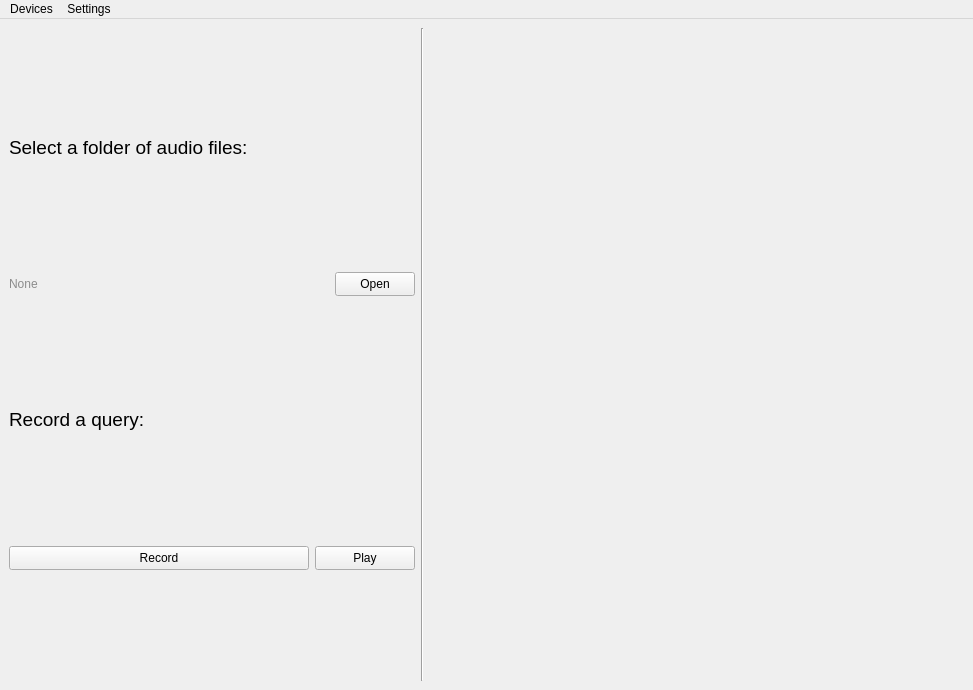
Qt form AudioSearchQT/audiorecorder.ui (interactiveaudiolab/SoundSeek) before a commit.
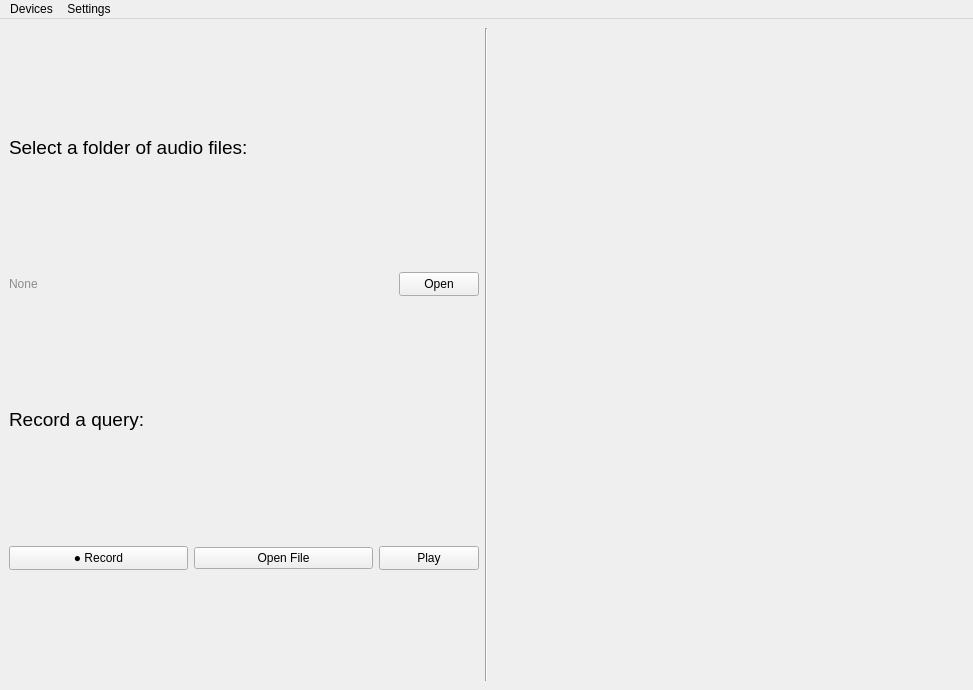
The same form after that commit. Custom widgets are drawn as their Qt base class.

Commit message: Add option to use existing file as query

Patch:
```diff
--- a/AudioSearchQT/audiorecorder.ui
+++ b/AudioSearchQT/audiorecorder.ui
@@ -131,25 +131,6 @@
             <property name="topMargin">
              <number>0</number>
             </property>
-            <item row="0" column="2">
-             <widget class="QPushButton" name="playQueryButton">
-              <property name="minimumSize">
-               <size>
-                <width>0</width>
-                <height>24</height>
-               </size>
-              </property>
-              <property name="maximumSize">
-               <size>
-                <width>100</width>
-                <height>16777215</height>
-               </size>
-              </property>
-              <property name="text">
-               <string>Play</string>
-              </property>
-             </widget>
-            </item>
             <item row="0" column="1">
              <widget class="QPushButton" name="recordButton">
               <property name="minimumSize">
@@ -168,7 +149,33 @@
                <bool>false</bool>
               </property>
               <property name="text">
-               <string>Record</string>
+               <string>● Record</string>
+              </property>
+             </widget>
+            </item>
+            <item row="0" column="3">
+             <widget class="QPushButton" name="playQueryButton">
+              <property name="minimumSize">
+               <size>
+                <width>0</width>
+                <height>24</height>
+               </size>
+              </property>
+              <property name="maximumSize">
+               <size>
+                <width>100</width>
+                <height>16777215</height>
+               </size>
+              </property>
+              <property name="text">
+               <string>Play</string>
+              </property>
+             </widget>
+            </item>
+            <item row="0" column="2">
+             <widget class="QPushButton" name="openQueryButton">
+              <property name="text">
+               <string>Open File</string>
               </property>
              </widget>
             </item>
```
Left out of the diff: 21 changed lines with no effect on the pictures. The commit also changes 3 other files.
